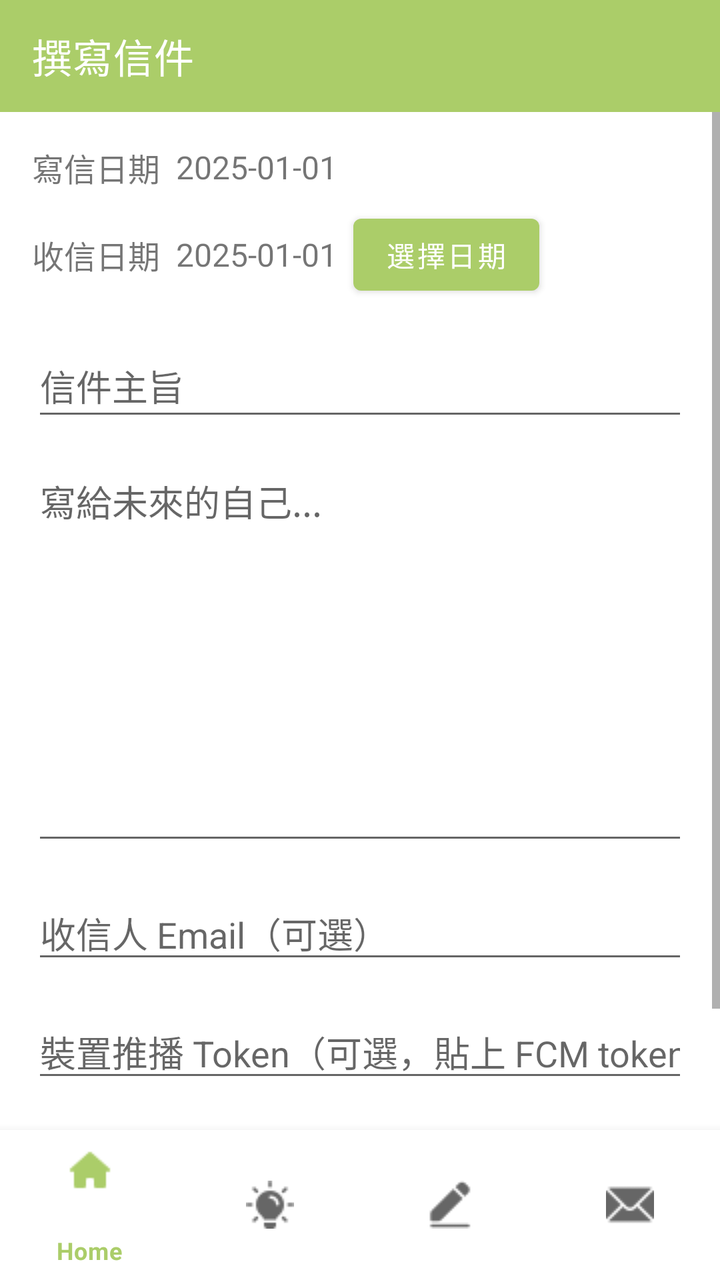
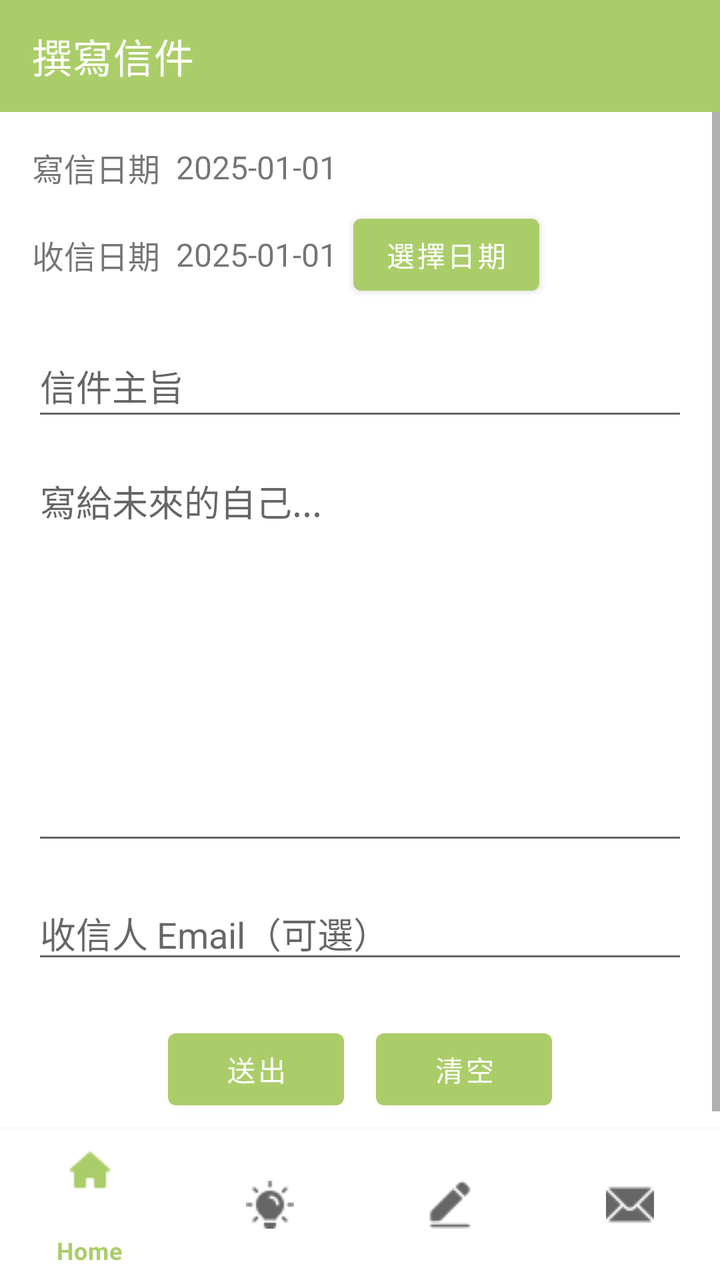

Screens rendered from an Android XML layout before and after an edit, with the pre-edit source and the edit as a unified diff.
<!-- AndroidManifest.xml: application theme Theme.FutureMeMailApp -->
<!-- res/layout/activity_write.xml -->
<?xml version="1.0" encoding="utf-8"?>
<androidx.constraintlayout.widget.ConstraintLayout xmlns:android="http://schemas.android.com/apk/res/android"
    xmlns:app="http://schemas.android.com/apk/res-auto"
    xmlns:tools="http://schemas.android.com/tools"
    android:id="@+id/main"
    android:layout_width="match_parent"
    android:layout_height="match_parent"
    tools:context=".WriteActivity">

    <com.google.android.material.appbar.MaterialToolbar
        android:id="@+id/toolbar_write"
        android:layout_width="0dp"
        android:layout_height="wrap_content"
        android:background="?attr/colorPrimary"
        app:title="撰寫信件"
        app:titleTextColor="?attr/colorOnPrimary"
        app:layout_constraintEnd_toEndOf="parent"
        app:layout_constraintStart_toStartOf="parent"
        app:layout_constraintTop_toTopOf="parent" />

    
    <ScrollView
        android:id="@+id/scrollWrite"
        android:layout_width="0dp"
        android:layout_height="0dp"
        android:fillViewport="true"
        app:layout_constraintTop_toBottomOf="@+id/toolbar_write"
        app:layout_constraintBottom_toTopOf="@id/bottomNavigationView"
        app:layout_constraintStart_toStartOf="parent"
        app:layout_constraintEnd_toEndOf="parent">

        <LinearLayout
            android:layout_width="match_parent"
            android:layout_height="wrap_content"
            android:orientation="vertical"
            android:padding="16dp">

            
            <LinearLayout
                android:layout_width="match_parent"
                android:layout_height="wrap_content"
                android:orientation="horizontal"
                android:gravity="center_vertical"
                android:layout_marginBottom="8dp">

                <TextView
                    android:id="@+id/tvWriteDateLabel"
                    android:layout_width="wrap_content"
                    android:layout_height="wrap_content"
                    android:text="寫信日期"
                    android:textSize="16sp" />

                <TextView
                    android:id="@+id/tvWriteDate"
                    android:layout_width="wrap_content"
                    android:layout_height="wrap_content"
                    android:layout_marginStart="8dp"
                    android:text="2025-01-01"
                    android:textSize="16sp" />
            </LinearLayout>

            
            <LinearLayout
                android:layout_width="match_parent"
                android:layout_height="wrap_content"
                android:orientation="horizontal"
                android:gravity="center_vertical"
                android:layout_marginBottom="16dp">

                <TextView
                    android:id="@+id/tvReceiveDateLabel"
                    android:layout_width="wrap_content"
                    android:layout_height="wrap_content"
                    android:text="收信日期"
                    android:textSize="16sp" />

                <TextView
                    android:id="@+id/tvReceiveDate"
                    android:layout_width="wrap_content"
                    android:layout_height="wrap_content"
                    android:layout_marginStart="8dp"
                    android:text="2025-01-01"
                    android:textSize="16sp" />

                <Button
                    android:id="@+id/btnPickReceiveDate"
                    android:layout_width="wrap_content"
                    android:layout_height="wrap_content"
                    android:layout_marginStart="8dp"
                    android:text="選擇日期" />
            </LinearLayout>

            
            <EditText
                android:id="@+id/etTitle"
                android:layout_width="match_parent"
                android:layout_height="wrap_content"
                android:minHeight="48dp"
                android:hint="信件主旨"
                android:layout_marginBottom="12dp" />

            
            <EditText
                android:id="@+id/etContent"
                android:layout_width="match_parent"
                android:layout_height="200dp"
                android:hint="寫給未來的自己..."
                android:gravity="top"
                android:inputType="textMultiLine"
                android:layout_marginBottom="16dp" />

            
            <EditText
                android:id="@+id/etEmail"
                android:layout_width="match_parent"
                android:layout_height="wrap_content"
                android:hint="收信人 Email（可選）"
                android:inputType="textEmailAddress"
                android:layout_marginBottom="16dp" />

            
            <EditText
                android:id="@+id/etDeviceToken"
                android:layout_width="match_parent"
                android:layout_height="wrap_content"
                android:hint="裝置推播 Token（可選，貼上 FCM token）"
                android:inputType="textNoSuggestions"
                android:layout_marginBottom="16dp" />

            
            <LinearLayout
                android:layout_width="match_parent"
                android:layout_height="wrap_content"
                android:orientation="horizontal"
                android:gravity="center"
                android:layout_marginTop="8dp">

                <Button
                    android:id="@+id/btnSend"
                    android:layout_width="wrap_content"
                    android:layout_height="wrap_content"
                    android:text="送出"
                    android:layout_marginEnd="16dp" />

                <Button
                    android:id="@+id/btnClear"
                    android:layout_width="wrap_content"
                    android:layout_height="wrap_content"
                    android:text="清空" />
            </LinearLayout>

        </LinearLayout>
    </ScrollView>

    
    <com.google.android.material.bottomnavigation.BottomNavigationView
        android:id="@+id/bottomNavigationView"
        android:layout_width="0dp"
        android:layout_height="75dp"
        app:layout_constraintBottom_toBottomOf="parent"
        app:layout_constraintStart_toStartOf="parent"
        app:layout_constraintEnd_toEndOf="parent"
        app:menu="@menu/bottom_nav_menu" />

</androidx.constraintlayout.widget.ConstraintLayout>
<!-- resources referenced by this layout -->
<resources>
  <style name="Theme.FutureMeMailApp" parent="Theme.MaterialComponents.DayNight.NoActionBar">
          
          
          
          <item name="colorPrimary">@color/green_200</item>
          <item name="colorPrimaryVariant">@color/green_700</item>
          <item name="colorOnPrimary">@color/white</item>
          
          <item name="colorSecondary">@color/teal_200</item>
          <item name="colorSecondaryVariant">@color/teal_700</item>
          <item name="colorOnSecondary">@color/black</item>
          
          <item name="android:statusBarColor" tools:targetApi="l">?attr/colorPrimaryVariant</item>
      </style>
  <color name="green_200">#ABCD69</color>
  <color name="green_700">#0F502F</color>
  <color name="white">#FFFFFFFF</color>
  <color name="teal_200">#FF03DAC5</color>
  <color name="teal_700">#FF018786</color>
  <color name="black">#FF000000</color>
</resources>

<!-- the commit's change to res/layout/activity_write.xml (unified diff, before → after) -->
@@ -119,15 +119,6 @@
                 android:layout_marginBottom="16dp" />
 
             
-            <EditText
-                android:id="@+id/etDeviceToken"
-                android:layout_width="match_parent"
-                android:layout_height="wrap_content"
-                android:hint="裝置推播 Token（可選，貼上 FCM token）"
-                android:inputType="textNoSuggestions"
-                android:layout_marginBottom="16dp" />
-
-            
             <LinearLayout
                 android:layout_width="match_parent"
                 android:layout_height="wrap_content"
